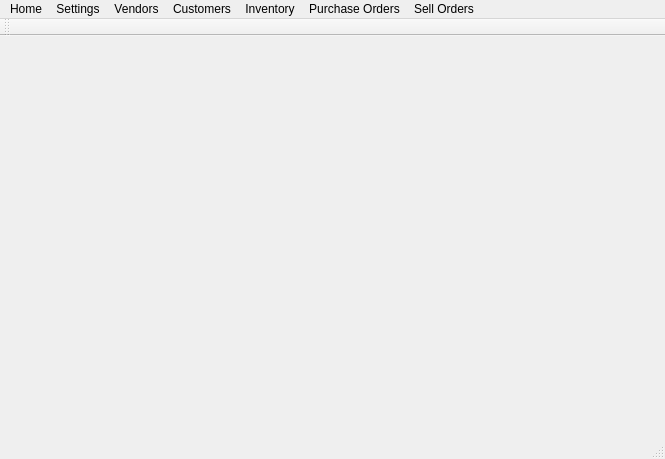
This is mainwindow.ui in sunny1304/zues_inventory_management as Qt 5 draws it before an edit. The edited form follows.
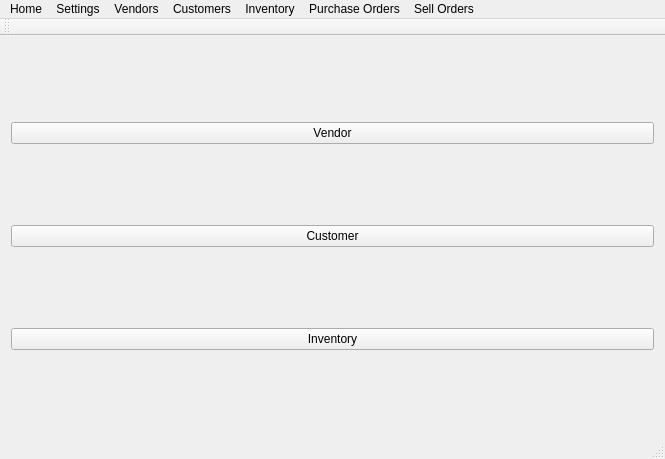
This is the edited form.

Patch:
```diff
--- a/mainwindow.ui
+++ b/mainwindow.ui
@@ -14,7 +14,40 @@
    <string>MainWindow</string>
   </property>
   <widget class="QWidget" name="centralWidget">
-   <layout class="QVBoxLayout" name="verticalLayout"/>
+   <layout class="QHBoxLayout" name="horizontalLayout">
+    <item>
+     <layout class="QHBoxLayout" name="menu_h_layout">
+      <item>
+       <layout class="QVBoxLayout" name="verticalLayout">
+        <item>
+         <widget class="QPushButton" name="button_vendor">
+          <property name="text">
+           <string>Vendor</string>
+          </property>
+         </widget>
+        </item>
+        <item>
+         <widget class="QPushButton" name="button_customer">
+          <property name="text">
+           <string>Customer</string>
+          </property>
+         </widget>
+        </item>
+        <item>
+         <widget class="QPushButton" name="button_inventory">
+          <property name="text">
+           <string>Inventory</string>
+          </property>
+         </widget>
+        </item>
+       </layout>
+      </item>
+     </layout>
+    </item>
+    <item>
+     <layout class="QHBoxLayout" name="main_display_h_layout"/>
+    </item>
+   </layout>
   </widget>
   <widget class="QMenuBar" name="menuBar">
    <property name="geometry">
```
